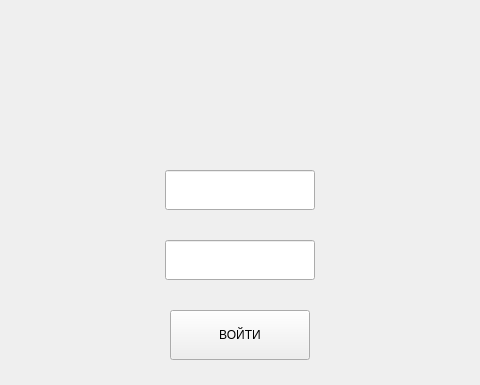
Above: files/UI/Admin.ui from Sasha-v-tanke/YL_project_1 before the change; both pictures show x 160 to 640 and y 0 to 385 of the 800 by 600 pixel window. Below: the same form after it.
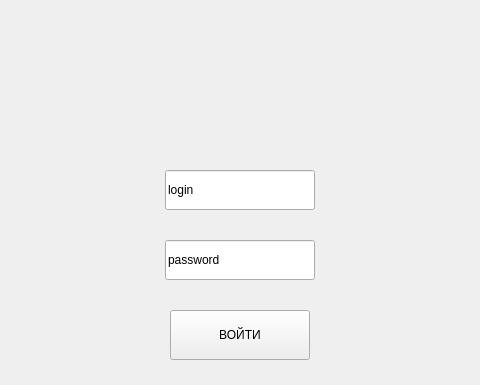
That is the form after the change.

The edit to the form file:
```diff
--- a/files/UI/Admin.ui
+++ b/files/UI/Admin.ui
@@ -23,6 +23,9 @@
       <height>40</height>
      </rect>
     </property>
+    <property name="text">
+     <string>password</string>
+    </property>
     <property name="maxLength">
      <number>20</number>
     </property>
@@ -42,6 +45,9 @@
       <height>40</height>
      </rect>
     </property>
+    <property name="text">
+     <string>login</string>
+    </property>
     <property name="maxLength">
      <number>20</number>
     </property>
```
